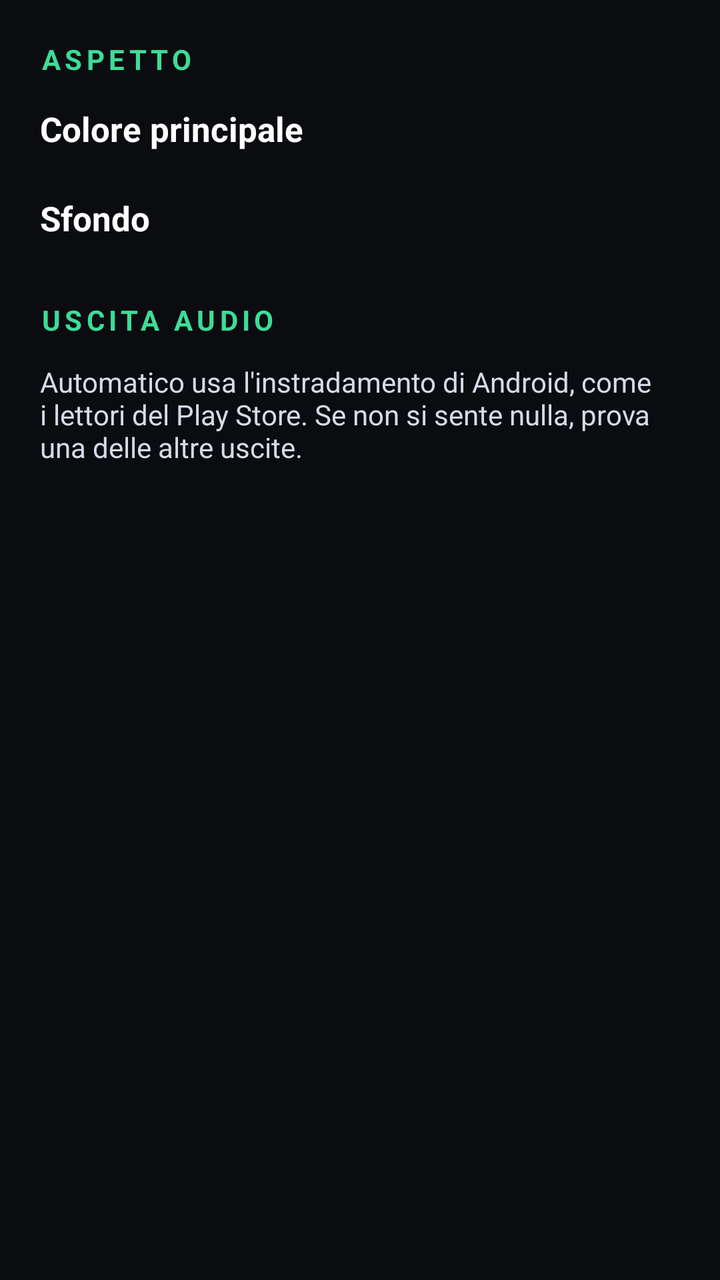
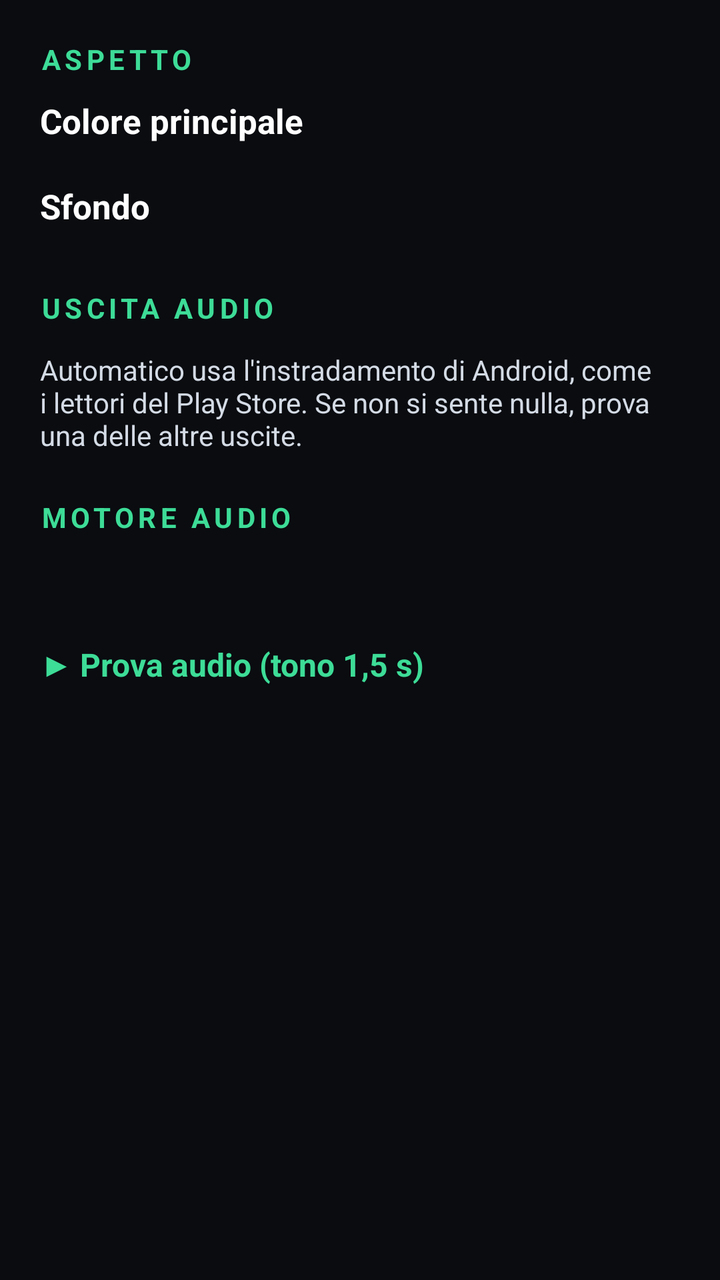

Compare the two renders of this Android layout. The source of the first and the diff that turns it into the second are given below.
<!-- AndroidManifest.xml: application theme AppTheme -->
<!-- res/layout/dialog_settings.xml -->
<?xml version="1.0" encoding="utf-8"?>
<ScrollView xmlns:android="http://schemas.android.com/apk/res/android"
    android:layout_width="match_parent"
    android:layout_height="wrap_content"
    android:scrollbars="none">

    <LinearLayout
        android:layout_width="match_parent"
        android:layout_height="wrap_content"
        android:orientation="vertical"
        android:padding="20dp">

        <TextView
            android:layout_width="wrap_content"
            android:layout_height="wrap_content"
            android:letterSpacing="0.15"
            android:text="ASPETTO"
            android:textColor="@color/accent"
            android:textSize="14sp"
            android:textStyle="bold" />

        <TextView
            android:layout_width="wrap_content"
            android:layout_height="wrap_content"
            android:layout_marginTop="14dp"
            android:text="Colore principale"
            android:textColor="#FFFFFF"
            android:textSize="17sp"
            android:textStyle="bold" />

        <HorizontalScrollView
            android:layout_width="match_parent"
            android:layout_height="wrap_content"
            android:layout_marginTop="8dp"
            android:scrollbars="none">

            <LinearLayout
                android:id="@+id/accentPalette"
                android:layout_width="wrap_content"
                android:layout_height="wrap_content"
                android:orientation="horizontal" />
        </HorizontalScrollView>

        <TextView
            android:layout_width="wrap_content"
            android:layout_height="wrap_content"
            android:layout_marginTop="14dp"
            android:text="Sfondo"
            android:textColor="#FFFFFF"
            android:textSize="17sp"
            android:textStyle="bold" />

        <LinearLayout
            android:id="@+id/bgPalette"
            android:layout_width="wrap_content"
            android:layout_height="wrap_content"
            android:layout_marginTop="8dp"
            android:orientation="horizontal" />

        <TextView
            android:layout_width="wrap_content"
            android:layout_height="wrap_content"
            android:layout_marginTop="22dp"
            android:letterSpacing="0.15"
            android:text="USCITA AUDIO"
            android:textColor="@color/accent"
            android:textSize="14sp"
            android:textStyle="bold" />

        <LinearLayout
            android:id="@+id/outputBox"
            android:layout_width="match_parent"
            android:layout_height="wrap_content"
            android:layout_marginTop="6dp"
            android:orientation="vertical" />

        <TextView
            android:layout_width="match_parent"
            android:layout_height="wrap_content"
            android:layout_marginTop="6dp"
            android:text="Automatico usa l'instradamento di Android, come i lettori del Play Store. Se non si sente nulla, prova una delle altre uscite."
            android:textColor="@color/text_soft"
            android:textSize="14sp" />
    </LinearLayout>
</ScrollView>
<!-- resources referenced by this layout -->
<resources>
  <color name="accent">#3DDC97</color>
  <color name="text_soft">#D4DBE5</color>
  <style name="AppTheme" parent="android:Theme.Material.NoActionBar">
          <item name="android:windowBackground">@color/bg</item>
          <item name="android:statusBarColor">@color/bg</item>
          <item name="android:navigationBarColor">@color/bg</item>
          <item name="android:colorAccent">@color/accent</item>
      </style>
  <color name="bg">#0A0C10</color>
</resources>

<!-- the commit's change to res/layout/dialog_settings.xml (unified diff, before → after) -->
@@ -22,7 +22,7 @@
         <TextView
             android:layout_width="wrap_content"
             android:layout_height="wrap_content"
-            android:layout_marginTop="14dp"
+            android:layout_marginTop="10dp"
             android:text="Colore principale"
             android:textColor="#FFFFFF"
             android:textSize="17sp"
@@ -44,7 +44,7 @@
         <TextView
             android:layout_width="wrap_content"
             android:layout_height="wrap_content"
-            android:layout_marginTop="14dp"
+            android:layout_marginTop="12dp"
             android:text="Sfondo"
             android:textColor="#FFFFFF"
             android:textSize="17sp"
@@ -81,5 +81,44 @@
             android:text="Automatico usa l'instradamento di Android, come i lettori del Play Store. Se non si sente nulla, prova una delle altre uscite."
             android:textColor="@color/text_soft"
             android:textSize="14sp" />
+
+        <TextView
+            android:layout_width="wrap_content"
+            android:layout_height="wrap_content"
+            android:layout_marginTop="22dp"
+            android:letterSpacing="0.15"
+            android:text="MOTORE AUDIO"
+            android:textColor="@color/accent"
+            android:textSize="14sp"
+            android:textStyle="bold" />
+
+        <LinearLayout
+            android:id="@+id/engineBox"
+            android:layout_width="match_parent"
+            android:layout_height="wrap_content"
+            android:layout_marginTop="4dp"
+            android:orientation="vertical" />
+
+        <TextView
+            android:id="@+id/audioDiag"
+            android:layout_width="match_parent"
+            android:layout_height="wrap_content"
+            android:layout_marginTop="8dp"
+            android:textColor="@color/text_soft"
+            android:textSize="14sp" />
+
+        <TextView
+            android:id="@+id/btnTest"
+            android:layout_width="wrap_content"
+            android:layout_height="wrap_content"
+            android:layout_marginTop="14dp"
+            android:background="?android:attr/selectableItemBackground"
+            android:paddingTop="8dp"
+            android:paddingBottom="8dp"
+            android:paddingEnd="16dp"
+            android:text="▶ Prova audio (tono 1,5 s)"
+            android:textColor="@color/accent"
+            android:textSize="16sp"
+            android:textStyle="bold" />
     </LinearLayout>
 </ScrollView>
